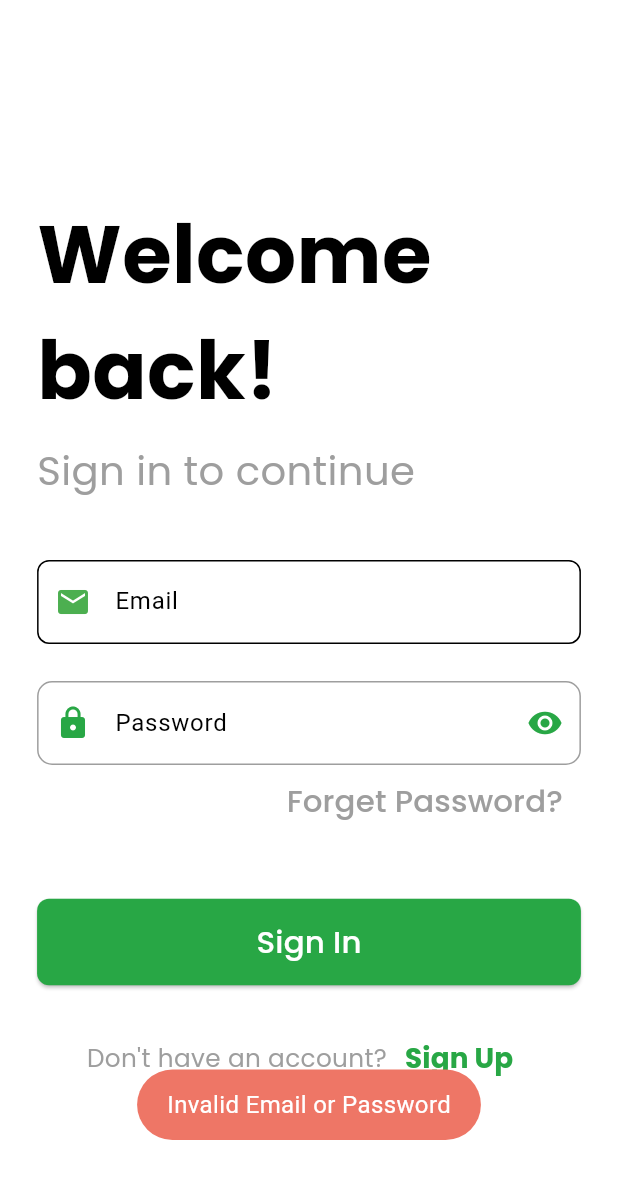
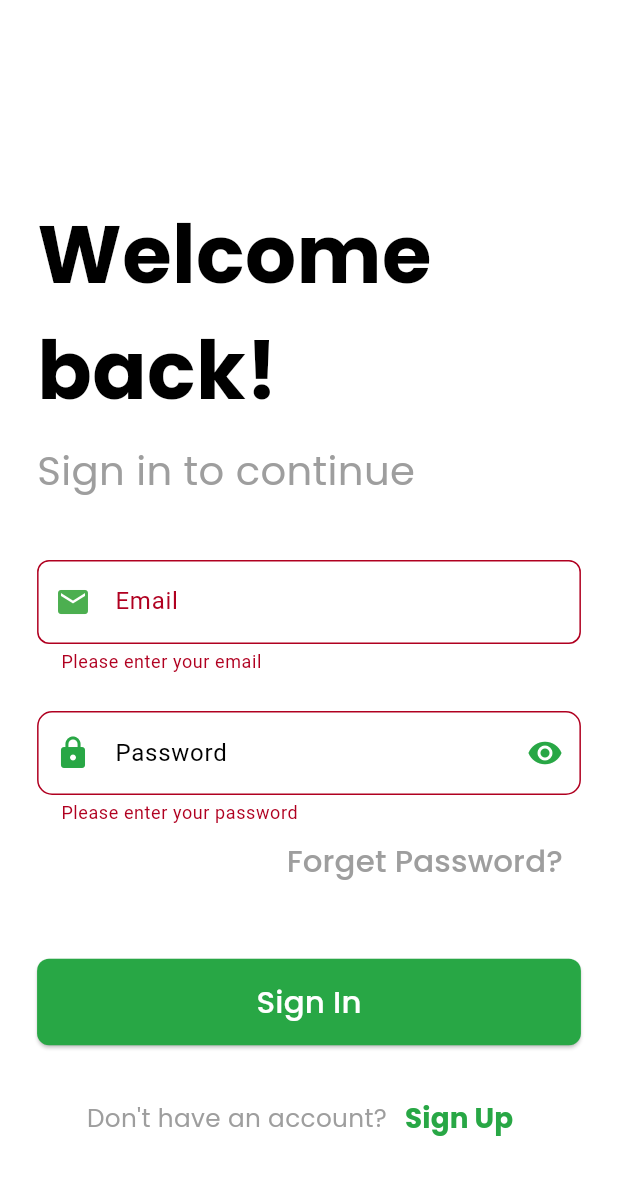
Before and after one commit to Yasindu07/Agri_Mart_UEE, a Flutter app: the LoginScreen screen opened directly, after a tap on "Sign In", on a phone screen of 412 x 824 dp. Shown: the top 1179 px of the screen. Run offline on Flutter 3.47's test engine with Material 3 defaults, Android fonts, the phone set to English and light mode, and no system bars; our stand-ins replace cloud_firestore, firebase_auth, firebase_core, firebase_storage, flutter_pw_validator, fluttertoast and 7 more; missing offline and left inert: flutter_polyline_points; accounts and stored records are empty.

Commit message:
validate login and signup

```diff
--- a/lib/screens/login_screen.dart
+++ b/lib/screens/login_screen.dart
@@ -18,6 +18,31 @@ class _LoginScreenState extends State<LoginScreen> {
   final TextEditingController _emailController = TextEditingController();
   final TextEditingController _passwordController = TextEditingController();
 
+  final GlobalKey<FormState> _formkey = GlobalKey<FormState>();
+
+  // Email Validator
+  String? _emailValidator(String? value) {
+    if (value == null || value.isEmpty) {
+      return 'Please enter your email';
+    }
+    final emailRegex = RegExp(r'^[^@]+@[^@]+\.[^@]+');
+    if (!emailRegex.hasMatch(value)) {
+      return 'Please enter a valid email';
+    }
+    return null;
+  }
+
+  // Password Validator
+  String? _passwordValidator(String? value) {
+    if (value == null || value.isEmpty) {
+      return 'Please enter your password';
+    }
+    if (value.length < 8) {
+      return 'Password must be at least 8 characters long';
+    }
+    return null;
+  }
+
   @override
   Widget build(BuildContext context) {
     var screenHeight = MediaQuery.of(context).size.height;
@@ -31,6 +56,8 @@ class _LoginScreenState extends State<LoginScreen> {
             horizontal: screenWidth * 0.06, // Responsive horizontal padding
             vertical: screenHeight * 0.06, // Responsive vertical padding
           ),
+          child: Form(
+            key: _formkey,
             child: Column(
               crossAxisAlignment: CrossAxisAlignment.start,
               children: [
@@ -53,7 +80,7 @@ class _LoginScreenState extends State<LoginScreen> {
                 ),
                 SizedBox(height: screenHeight * 0.05),
                 // Email Field
-              TextField(
+                TextFormField(
                   controller: _emailController,
                   decoration: InputDecoration(
                     prefixIcon: Icon(Icons.email, color: Colors.green),
@@ -62,12 +89,15 @@ class _LoginScreenState extends State<LoginScreen> {
                       borderRadius: BorderRadius.circular(8),
                     ),
                   ),
+                  validator: _emailValidator, // Email validation
                 ),
                 SizedBox(height: screenHeight * 0.03),
                 // Password Field
-              buildPasswordField('Password', _passwordController),
-              // SizedBox(height: screenHeight * 0.02),
-              // SizedBox(height: screenHeight * 0.015),
+                buildPasswordField(
+                  'Password',
+                  _passwordController,
+                  _passwordValidator, // Pass the password validator here
+                ),
                 // Forget Password
                 Align(
                   alignment: Alignment.centerRight,
@@ -89,6 +119,8 @@ class _LoginScreenState extends State<LoginScreen> {
                   height: screenHeight * 0.07, // Responsive button height
                   child: ElevatedButton(
                     onPressed: () async {
+                      // Validate the form before proceeding
+                      if (_formkey.currentState!.validate()) {
                         User? user = await _auth.signInWithEmailAndPassword(
                           _emailController.text,
                           _passwordController.text,
@@ -105,7 +137,8 @@ class _LoginScreenState extends State<LoginScreen> {
                           // Navigate to the home screen
                           Navigator.pushReplacement(
                             context,
-                        MaterialPageRoute(builder: (context) => AuthWrapper()),
+                            MaterialPageRoute(
+                                builder: (context) => AuthWrapper()),
                           );
                         } else {
                           Fluttertoast.showToast(
@@ -116,6 +149,7 @@ class _LoginScreenState extends State<LoginScreen> {
                             textColor: Colors.white,
                             fontSize: 16,
                           );
+                        }
                       }
                     },
                     style: ElevatedButton.styleFrom(
@@ -159,7 +193,8 @@ class _LoginScreenState extends State<LoginScreen> {
                           style: GoogleFonts.poppins(
                             color: Color(0xFF28A745),
                             fontWeight: FontWeight.bold,
-                          fontSize: screenWidth * 0.045, // Responsive font size
+                            fontSize:
+                                screenWidth * 0.045, // Responsive font size
                           ),
                         ),
                       ),
@@ -170,16 +205,19 @@ class _LoginScreenState extends State<LoginScreen> {
             ),
           ),
         ),
+      ),
     );
   }
 }
 
-Widget buildPasswordField(String hintText, TextEditingController controller) {
+// Password Field with Validation
+Widget buildPasswordField(String hintText, TextEditingController controller,
+    String? Function(String?) validator) {
   bool isObscure = true;
   return StatefulBuilder(
     builder: (context, setState) {
-      return TextField(
-        controller: controller, // Use the controller here
+      return TextFormField(
+        controller: controller,
         obscureText: isObscure,
         decoration: InputDecoration(
           prefixIcon: Icon(Icons.lock, color: Color(0xFF28A745)),
@@ -197,23 +235,23 @@ Widget buildPasswordField(String hintText, TextEditingController controller) {
           hintText: hintText,
           border: OutlineInputBorder(
             borderRadius: BorderRadius.circular(10),
-            //borderSide: BorderSide(color: Colors.grey, width: 1.5),
           ),
           enabledBorder: OutlineInputBorder(
             borderRadius: BorderRadius.circular(10),
             borderSide: BorderSide(
-              color: Colors.grey, // Border color when enabled
+              color: Colors.grey,
               width: 1.0,
             ),
           ),
           focusedBorder: OutlineInputBorder(
             borderRadius: BorderRadius.circular(10),
             borderSide: BorderSide(
-              color: Colors.green, // Border color when focused
+              color: Colors.green,
               width: 2.0,
             ),
           ),
         ),
+        validator: validator, // Use the passed validator
       );
     },
   );
--- a/pubspec.yaml
+++ b/pubspec.yaml
@@ -51,6 +51,7 @@ dependencies:
   url_launcher: ^6.3.0
   flutter_polyline_points: ^2.1.0
   http: ^1.2.2
+  flutter_pw_validator: ^1.6.0
 
 dev_dependencies:
   flutter_test:
```
Also changed, not shown: lib/screens/signup_screen.dart (+95 -33 lines), pubspec.lock. Lines whose indentation alone changed are shown as unchanged.
